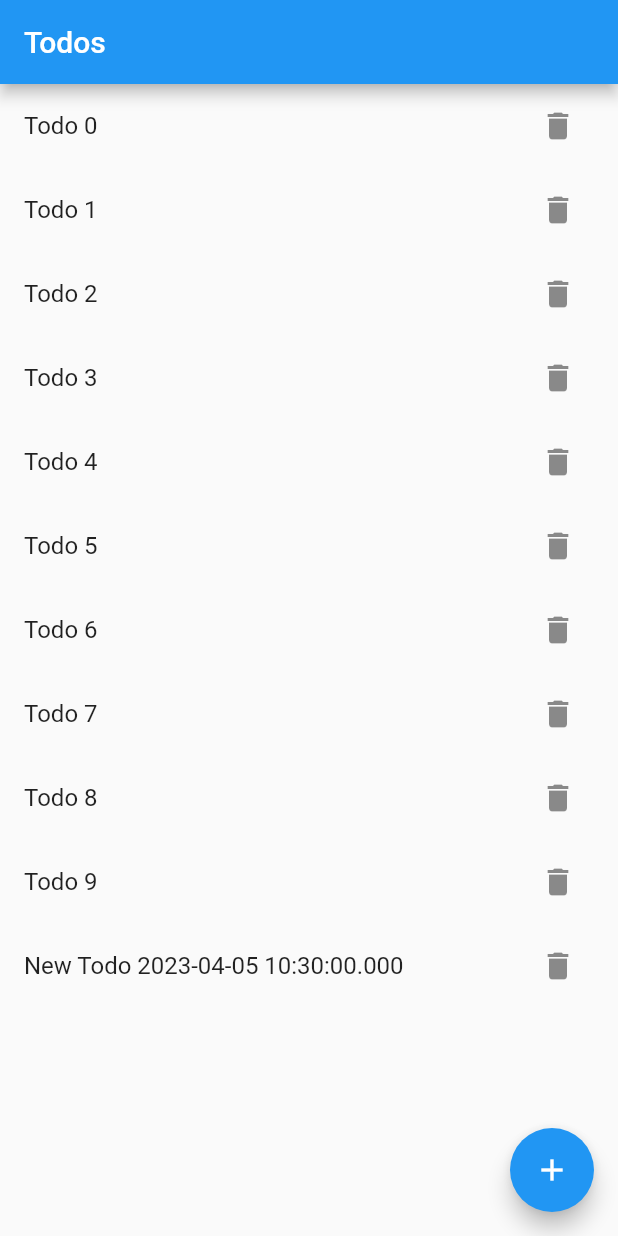
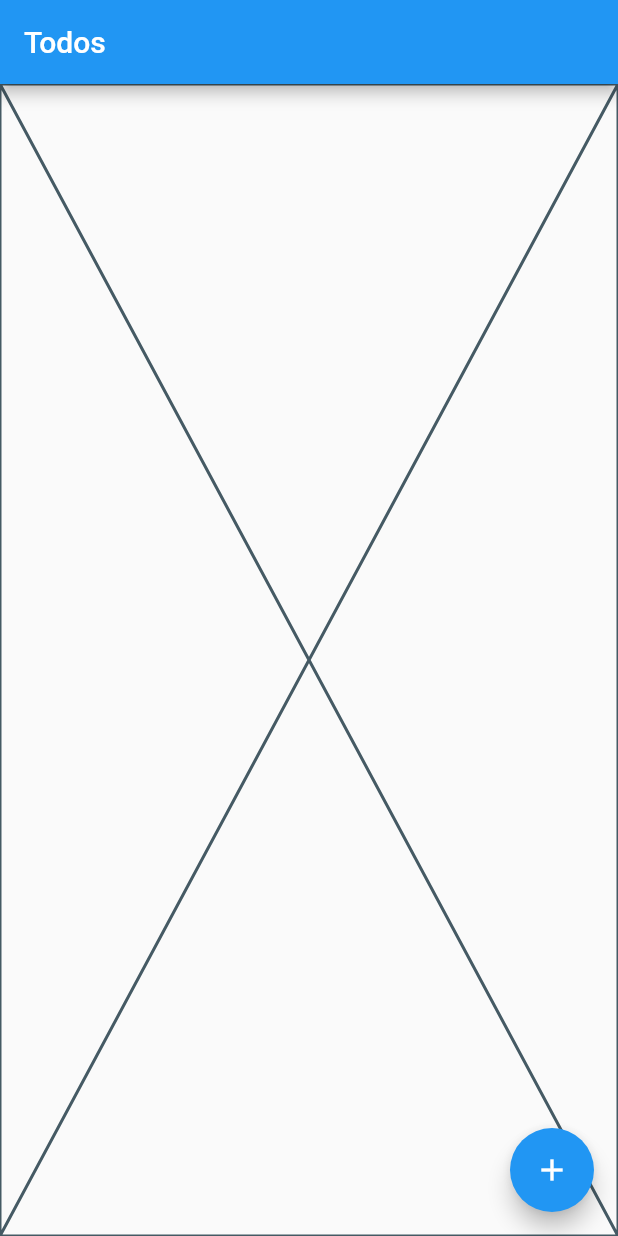
Before and after one commit to stefangaller/Riverpod-Workshop, a Flutter app: the screen it shows after launch, after a tap on the "add" icon, on a phone screen of 412 x 824 dp. Run offline on Flutter 3.47's test engine with Material 2 defaults, Android fonts, the light colour scheme and no system bars; our stand-ins replace flutter_riverpod, freezed_annotation.

Commit message:
remove implementation

```diff
--- a/lib/app.dart
+++ b/lib/app.dart
@@ -9,6 +9,7 @@ class App extends StatelessWidget {
   Widget build(BuildContext context) {
     return const ProviderScope(
       child: MaterialApp(
+        debugShowCheckedModeBanner: false,
         home: TodoListPage(),
       ),
     );
--- a/lib/todo/pages/todo_list_page.dart
+++ b/lib/todo/pages/todo_list_page.dart
@@ -9,45 +9,22 @@ class TodoListPage extends ConsumerWidget {
 
 
   _addTodo(WidgetRef ref) {
-    final date = DateTime.now();
-    ref.read(todoListControllerProvider.notifier).addTodo('New Todo $date');
+    // TODO use TodoListController to add Todo
   }
 
   _removeTodo(WidgetRef ref, int todoId){
-    ref.read(todoListControllerProvider.notifier).removeTodo(todoId);
+    // TODO use TodoListController to remove Todo
   }
 
   @override
   Widget build(BuildContext context, WidgetRef ref) {
-    final state = ref.watch(todoListControllerProvider);
+    // TODO watch the state of TodoListController
 
     return Scaffold(
       appBar: AppBar(
         title: const Text('Todos'),
       ),
-      body: state.when(
-        loading: () => const LoadingView(),
-        error: () => ErrorView(
-          message: 'Could not load todos',
-          onReload: ref.read(todoListControllerProvider.notifier).load,
-        ),
-        data: (todos) => RefreshIndicator(
-          onRefresh: ref.read(todoListControllerProvider.notifier).load,
-          child: ListView.builder(
-            itemCount: todos.length,
-            itemBuilder: (context, index) {
-              final todo = todos[index];
-              return ListTile(
-                title: Text(todo.title),
-                trailing: IconButton(
-                  icon: const Icon(Icons.delete),
-                  onPressed:  () => _removeTodo(ref, todo.id),
-                ),
-              );
-            },
-          ),
-        ),
-      ),
+      body: const Placeholder(), // TODO show body dependent on state
       floatingActionButton: FloatingActionButton(
         onPressed: () => _addTodo(ref),
         child: const Icon(Icons.add),
--- a/lib/todo/repository/todo_repository.dart
+++ b/lib/todo/repository/todo_repository.dart
@@ -1,10 +1,6 @@
-import 'package:flutter_riverpod/flutter_riverpod.dart';
 import 'package:riverpod_workshop/todo/model/todo.dart';
-import 'package:riverpod_workshop/todo/repository/fake_todo_repository.dart';
 
-final todoRepositoryProvider = Provider<TodoRepository>(
-  (ref) => FakeTodoRepository(),
-);
+// TODO create todoRepositoryProvider
 
 abstract class TodoRepository {
   Future<List<Todo>> getTodos();
--- a/lib/todo/state/todo_list_controller.dart
+++ b/lib/todo/state/todo_list_controller.dart
@@ -1,49 +1,4 @@
-import 'dart:developer';
+// TODO add todoListControllerProvider
 
-import 'package:flutter_riverpod/flutter_riverpod.dart';
-import 'package:riverpod_workshop/todo/repository/todo_repository.dart';
-import 'package:riverpod_workshop/todo/state/todo_list_state.dart';
-
-final todoListControllerProvider =
-    StateNotifierProvider<TodoListController, TodoListState>(
-  (ref) => TodoListController(ref)..load(),
-);
-
-class TodoListController extends StateNotifier<TodoListState> {
-  final Ref ref;
-
-  TodoListController(this.ref) : super(const TodoListState.loading());
-
-  TodoRepository get _todoRepository => ref.read(todoRepositoryProvider);
-
-  Future<void> load() async {
-    try {
-      final todos = await _todoRepository.getTodos();
-      state = TodoListState.data(todos: todos);
-    } catch (error) {
-      log('could not load todos', error: error);
-      state = const TodoListState.error();
-    }
-  }
-
-  Future<void> addTodo(String name) async {
-    state = const TodoListState.loading();
-    try {
-      await _todoRepository.addTodo(name);
-      await load();
-    } catch (error){
-      log('could not add todo', error: error);
-    }
-  }
-
-  Future<void> removeTodo(int id) async {
-    state = const TodoListState.loading();
-    try {
-      await _todoRepository.removeTodo(id);
-      await load();
-    } catch (error){
-      log('could not remove todo', error: error);
-    }
-  }
-
-}
+// TODO create TodoListController
+class TodoListController {}
--- a/lib/todo/state/todo_list_state.dart
+++ b/lib/todo/state/todo_list_state.dart
@@ -1,14 +1 @@
-import 'package:freezed_annotation/freezed_annotation.dart';
-import 'package:riverpod_workshop/todo/model/todo.dart';
-
-part 'todo_list_state.freezed.dart';
-
-@freezed
-class TodoListState with _$TodoListState {
-  const factory TodoListState.loading() = _TodoListStateLoading;
-
-  const factory TodoListState.error() = _TodoListStateError;
-
-  const factory TodoListState.data({required List<Todo> todos}) =
-      _TodoListStateData;
-}
+// TODO create TodoListState (loading, error, data)
```
Also changed, not shown: lib/todo/state/todo_list_state.freezed.dart (deleted).
